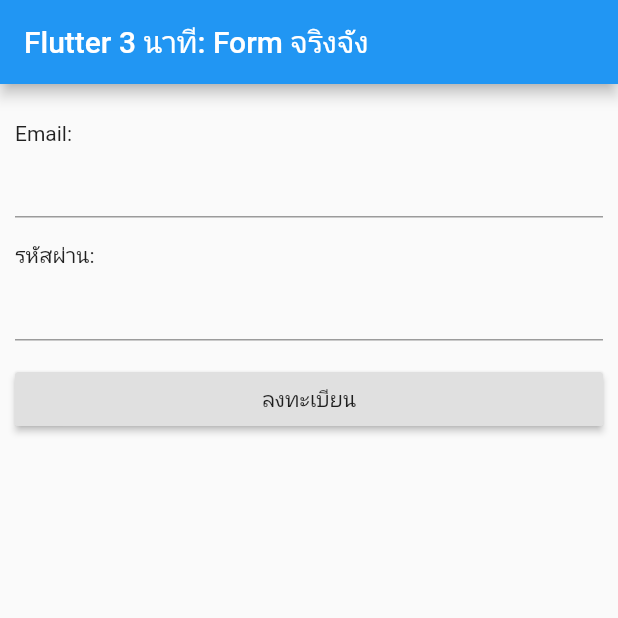
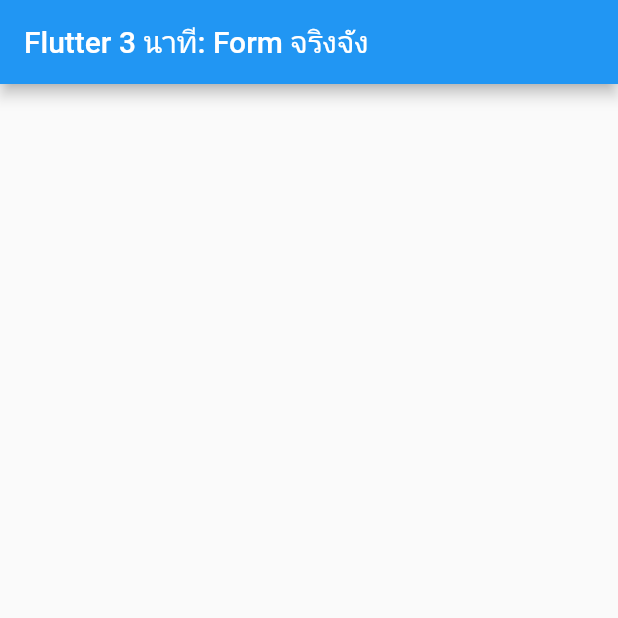
Before and after one commit to teerasej/nextflow_widget_today_form_1, a Flutter app: the screen it shows after launch, on a phone screen of 412 x 824 dp, the top half of it. Run offline on Flutter 3.47's test engine with Material 2 defaults, Android fonts, the phone set to English and light mode, and no system bars.

Commit message:
clear for starter

```diff
--- a/lib/main.dart
+++ b/lib/main.dart
@@ -29,7 +29,7 @@ class MyHomePage extends StatefulWidget {
 
 class _MyHomePageState extends State<MyHomePage> {
 
-  final _formKey = GlobalKey<FormState>();
+
 
   @override
   Widget build(BuildContext context) {
@@ -39,56 +39,7 @@ class _MyHomePageState extends State<MyHomePage> {
         ),
         body: Container(
           padding: EdgeInsets.all(10),
-          child: Form(
-              key: _formKey,
-              child: Column(
-                crossAxisAlignment: CrossAxisAlignment.start,
-                children: <Widget>[
-                  SizedBox(
-                    height: 15,
-                  ),
-                  Text('Email:'),
-                  TextFormField(
-                    validator: (String input) {
-                      if(input.isEmpty) {
-                        return "อย่าลืมกรอก Email!";
-                      }
-                      return null;
-                    },
-                  ),
-                  SizedBox(
-                    height: 15,
-                  ),
-                  Text('รหัสผ่าน:'),
-                  TextFormField(
-                    obscureText: true,
-                    validator: (String input) {
-                      if(input.isEmpty) {
-                        return "อย่าลืมกรอกรหัสผ่าน!";
-                      }
-                      return null;
-                    },
-                  ),
-                  SizedBox(
-                    height: 15,
-                  ),
-                  Row(
-                    children: <Widget>[
-                      Expanded(
-                        flex: 2,
-                        child: RaisedButton(
-                          onPressed: () {
-                            if (_formKey.currentState.validate()) {
-                              // go go go
-                            }
-                          },
-                          child: Text('ลงทะเบียน'),
-                        ),
-                      ),
-                    ],
-                  ),
-                ],
-              )),
+          child: Container()
         ));
   }
 }
```
